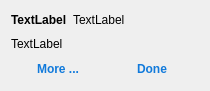
Above: dialogs/notificationelement.ui from crazafimahatratra/golem before the change. Below: the same form after it.
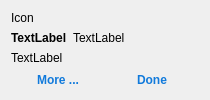
That is the form after the change. Icons and pictures are not drawn.

Patch:
```diff
--- a/dialogs/notificationelement.ui
+++ b/dialogs/notificationelement.ui
@@ -7,7 +7,7 @@
     <x>0</x>
     <y>0</y>
     <width>210</width>
-    <height>91</height>
+    <height>100</height>
    </rect>
   </property>
   <property name="minimumSize">
@@ -20,23 +20,7 @@
    <string>Form</string>
   </property>
   <layout class="QGridLayout" name="gridLayout">
-   <item row="0" column="0">
-    <widget class="QLabel" name="labelProjectName">
-     <property name="sizePolicy">
-      <sizepolicy hsizetype="Fixed" vsizetype="Preferred">
-       <horstretch>0</horstretch>
-       <verstretch>0</verstretch>
-      </sizepolicy>
-     </property>
-     <property name="styleSheet">
-      <string notr="true">font-weight: bold</string>
-     </property>
-     <property name="text">
-      <string>TextLabel</string>
-     </property>
-    </widget>
-   </item>
-   <item row="2" column="0" colspan="2">
+   <item row="5" column="0" colspan="2">
     <layout class="QHBoxLayout" name="horizontalLayout">
      <property name="spacing">
       <number>0</number>
@@ -73,14 +57,37 @@
      </item>
     </layout>
    </item>
-   <item row="0" column="1">
+   <item row="1" column="1">
     <widget class="QLabel" name="labelTitle">
      <property name="text">
       <string>TextLabel</string>
      </property>
     </widget>
    </item>
-   <item row="1" column="0" colspan="2">
+   <item row="1" column="0">
+    <widget class="QLabel" name="labelProjectName">
+     <property name="sizePolicy">
+      <sizepolicy hsizetype="Fixed" vsizetype="Preferred">
+       <horstretch>0</horstretch>
+       <verstretch>0</verstretch>
+      </sizepolicy>
+     </property>
+     <property name="styleSheet">
+      <string notr="true">font-weight: bold</string>
+     </property>
+     <property name="text">
+      <string>TextLabel</string>
+     </property>
+    </widget>
+   </item>
+   <item row="0" column="0">
+    <widget class="QLabel" name="labelIcon">
+     <property name="text">
+      <string>Icon</string>
+     </property>
+    </widget>
+   </item>
+   <item row="2" column="0" colspan="2">
     <widget class="QLabel" name="labelText">
      <property name="text">
       <string>TextLabel</string>
```
